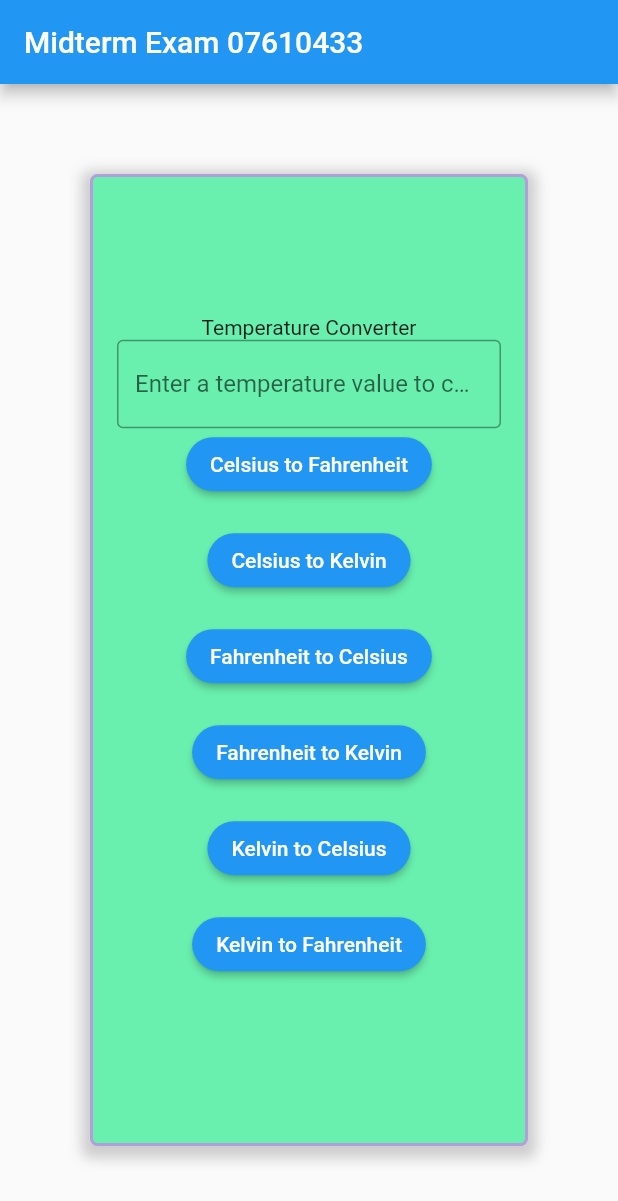
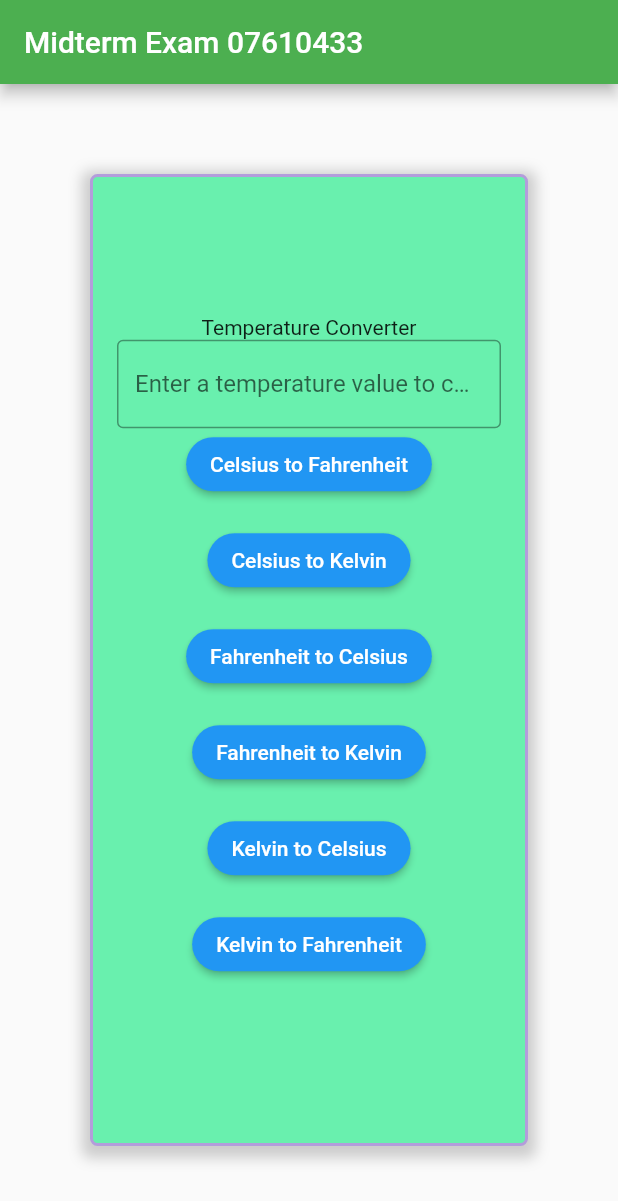
Before and after one commit to TK07610433/midterm_07610433, a Flutter app: the screen it shows after launch, on a phone screen of 412 x 824 dp. Shown: the top 1201 px of the screen. Run offline on Flutter 3.47's test engine with Material 2 defaults, Android fonts, the light colour scheme and no system bars.

Commit message:
update midterm

```diff
--- a/lib/pages/page.dart
+++ b/lib/pages/page.dart
@@ -114,7 +114,9 @@ class _HomePageState extends State<homepage> {
     return Scaffold(
       appBar: AppBar(
         title: const Text('Midterm Exam 07610433'),
+        backgroundColor: Colors.green
       ),
+
       body: Container(
         decoration: BoxDecoration(
           color: Colors.greenAccent, //สีพื้นหลังของ Container
```
